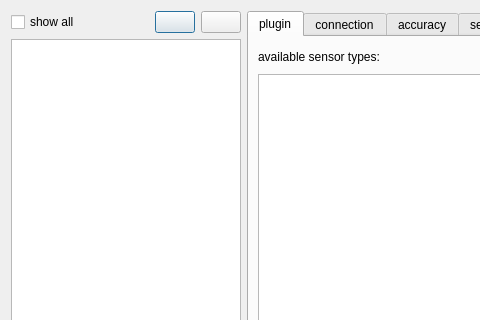
Above: ui/dialogs/sensorconfigurationdialog.ui from OpenIndy/OpenIndy before the change; both pictures show x 0 to 480 and y 0 to 320 of the 949 by 602 pixel window. Below: the same form after it.
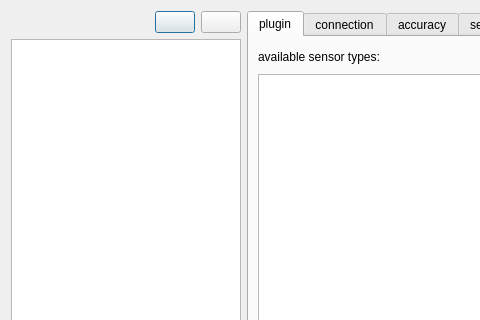
That is the form after the change. Icons and pictures are not drawn.

What changed in the file:
```diff
--- a/ui/dialogs/sensorconfigurationdialog.ui
+++ b/ui/dialogs/sensorconfigurationdialog.ui
@@ -25,16 +25,6 @@
         <layout class="QVBoxLayout" name="verticalLayout_4">
          <item>
           <layout class="QHBoxLayout" name="horizontalLayout_5">
-           <item>
-            <widget class="QCheckBox" name="checkBox_showAll">
-             <property name="toolTip">
-              <string>show project sensor configs</string>
-             </property>
-             <property name="text">
-              <string>show all</string>
-             </property>
-            </widget>
-           </item>
            <item>
             <spacer name="horizontalSpacer_2">
              <property name="orientation">
```
